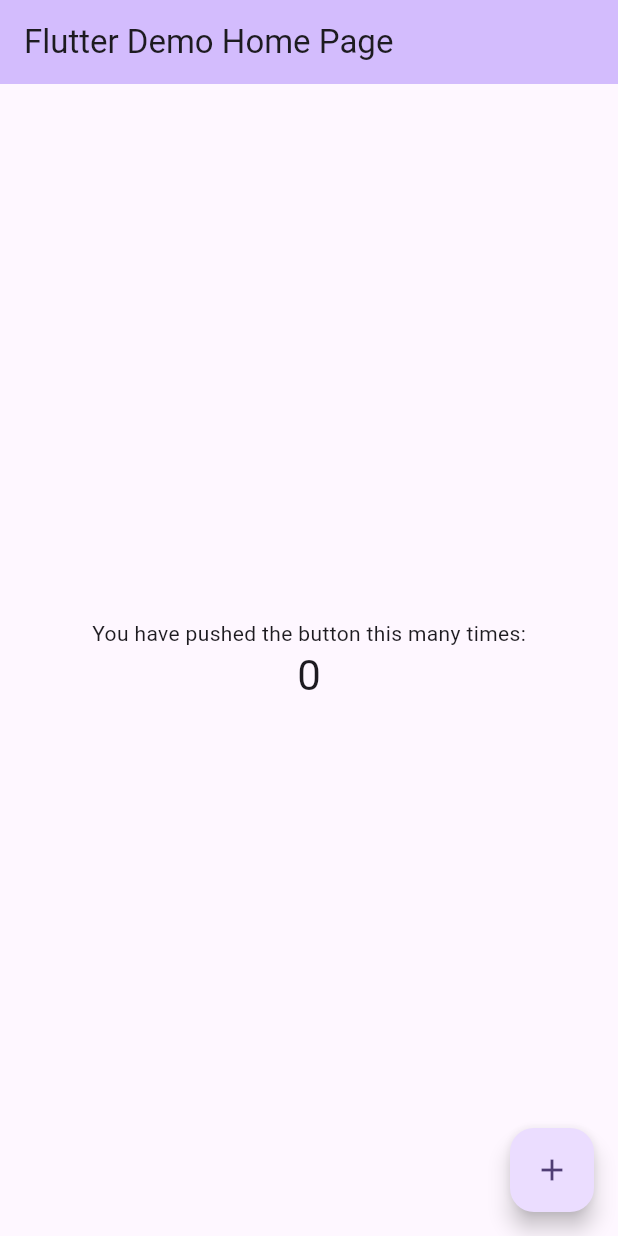
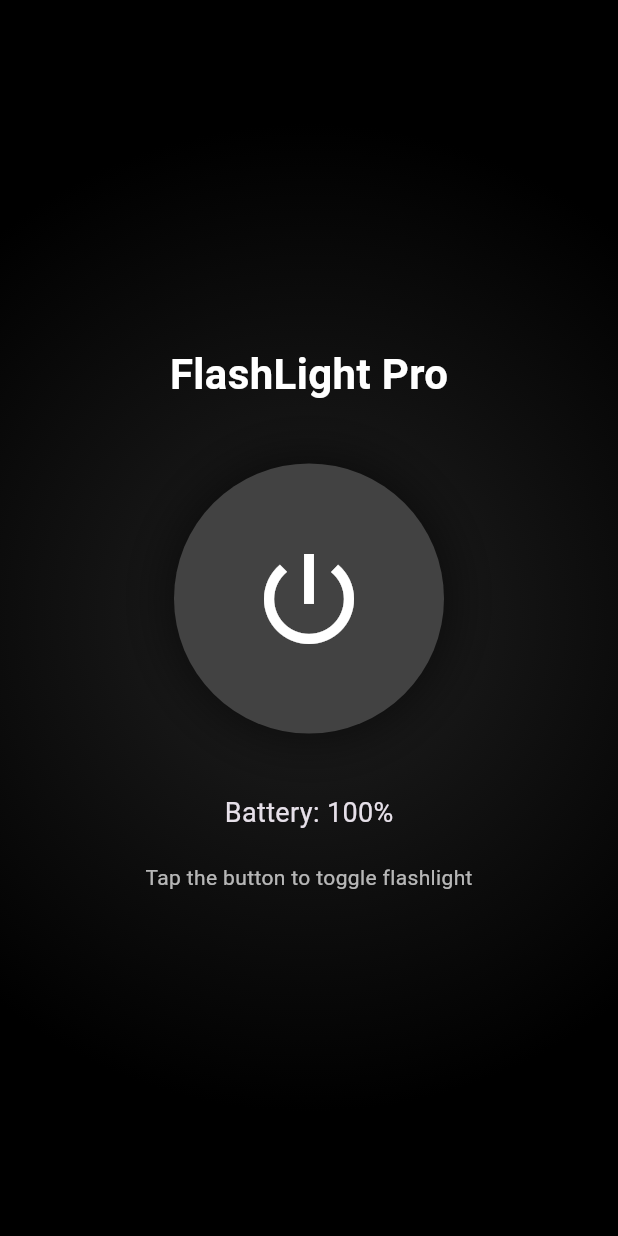
Before and after one commit to creator88app-ops/flashlightpro, a Flutter app: the screen it shows after launch, on a phone screen of 412 x 824 dp. Run offline on Flutter 3.47's test engine with Material 3 defaults, Android fonts, the phone set to English and light mode, and no system bars; our stand-ins replace battery_plus; missing offline and left inert: torch_light.

Commit message:
Update main.dart

```diff
--- a/lib/main.dart
+++ b/lib/main.dart
@@ -1,122 +1,127 @@
 import 'package:flutter/material.dart';
+import 'package:torch_light/torch_light.dart';
+import 'package:battery_plus/battery_plus.dart';
 
 void main() {
-  runApp(const MyApp());
+  runApp(const FlashLightApp());
 }
 
-class MyApp extends StatelessWidget {
-  const MyApp({super.key});
+class FlashLightApp extends StatelessWidget {
+  const FlashLightApp({super.key});
 
-  // This widget is the root of your application.
   @override
   Widget build(BuildContext context) {
     return MaterialApp(
-      title: 'Flutter Demo',
-      theme: ThemeData(
-        // This is the theme of your application.
-        //
-        // TRY THIS: Try running your application with "flutter run". You'll see
-        // the application has a purple toolbar. Then, without quitting the app,
-        // try changing the seedColor in the colorScheme below to Colors.green
-        // and then invoke "hot reload" (save your changes or press the "hot
-        // reload" button in a Flutter-supported IDE, or press "r" if you used
-        // the command line to start the app).
-        //
-        // Notice that the counter didn't reset back to zero; the application
-        // state is not lost during the reload. To reset the state, use hot
-        // restart instead.
-        //
-        // This works for code too, not just values: Most code changes can be
-        // tested with just a hot reload.
-        colorScheme: .fromSeed(seedColor: Colors.deepPurple),
-      ),
-      home: const MyHomePage(title: 'Flutter Demo Home Page'),
+      debugShowCheckedModeBanner: false,
+      title: 'FlashLight Pro',
+      theme: ThemeData.dark(),
+      home: const FlashLightPage(),
     );
   }
 }
 
-class MyHomePage extends StatefulWidget {
-  const MyHomePage({super.key, required this.title});
-
-  // This widget is the home page of your application. It is stateful, meaning
-  // that it has a State object (defined below) that contains fields that affect
-  // how it looks.
-
-  // This class is the configuration for the state. It holds the values (in this
-  // case the title) provided by the parent (in this case the App widget) and
-  // used by the build method of the State. Fields in a Widget subclass are
-  // always marked "final".
-
-  final String title;
+class FlashLightPage extends StatefulWidget {
+  const FlashLightPage({super.key});
 
   @override
-  State<MyHomePage> createState() => _MyHomePageState();
+  State<FlashLightPage> createState() => _FlashLightPageState();
 }
 
-class _MyHomePageState extends State<MyHomePage> {
-  int _counter = 0;
+class _FlashLightPageState extends State<FlashLightPage> {
+  bool isOn = false;
+  int batteryLevel = 0;
 
-  void _incrementCounter() {
+  @override
+  void initState() {
+    super.initState();
+    _getBattery();
+  }
+
+  Future<void> _getBattery() async {
+    final battery = Battery();
+    final level = await battery.batteryLevel;
     setState(() {
-      // This call to setState tells the Flutter framework that something has
-      // changed in this State, which causes it to rerun the build method below
-      // so that the display can reflect the updated values. If we changed
-      // _counter without calling setState(), then the build method would not be
-      // called again, and so nothing would appear to happen.
-      _counter++;
+      batteryLevel = level;
     });
+  }
+
+  Future<void> toggleFlash() async {
+    try {
+      if (isOn) {
+        await TorchLight.disableTorch();
+      } else {
+        await TorchLight.enableTorch();
+      }
+      setState(() {
+        isOn = !isOn;
+      });
+    } catch (e) {
+      debugPrint(e.toString());
+    }
   }
 
   @override
   Widget build(BuildContext context) {
-    // This method is rerun every time setState is called, for instance as done
-    // by the _incrementCounter method above.
-    //
-    // The Flutter framework has been optimized to make rerunning build methods
-    // fast, so that you can just rebuild anything that needs updating rather
-    // than having to individually change instances of widgets.
     return Scaffold(
-      appBar: AppBar(
-        // TRY THIS: Try changing the color here to a specific color (to
-        // Colors.amber, perhaps?) and trigger a hot reload to see the AppBar
-        // change color while the other colors stay the same.
-        backgroundColor: Theme.of(context).colorScheme.inversePrimary,
-        // Here we take the value from the MyHomePage object that was created by
-        // the App.build method, and use it to set our appbar title.
-        title: Text(widget.title),
-      ),
-      body: Center(
-        // Center is a layout widget. It takes a single child and positions it
-        // in the middle of the parent.
+      body: Container(
+        width: double.infinity,
+        decoration: BoxDecoration(
+          gradient: RadialGradient(
+            colors: isOn
+                ? [Colors.yellow.shade700, Colors.black]
+                : [Colors.grey.shade900, Colors.black],
+            radius: 0.8,
+          ),
+        ),
         child: Column(
-          // Column is also a layout widget. It takes a list of children and
-          // arranges them vertically. By default, it sizes itself to fit its
-          // children horizontally, and tries to be as tall as its parent.
-          //
-          // Column has various properties to control how it sizes itself and
-          // how it positions its children. Here we use mainAxisAlignment to
-          // center the children vertically; the main axis here is the vertical
-          // axis because Columns are vertical (the cross axis would be
-          // horizontal).
-          //
-          // TRY THIS: Invoke "debug painting" (choose the "Toggle Debug Paint"
-          // action in the IDE, or press "p" in the console), to see the
-          // wireframe for each widget.
-          mainAxisAlignment: .center,
+          mainAxisAlignment: MainAxisAlignment.center,
           children: [
-            const Text('You have pushed the button this many times:'),
             Text(
-              '$_counter',
-              style: Theme.of(context).textTheme.headlineMedium,
+              'FlashLight Pro',
+              style: TextStyle(
+                fontSize: 28,
+                fontWeight: FontWeight.bold,
+                color: isOn ? Colors.yellow : Colors.white,
+              ),
+            ),
+            const SizedBox(height: 40),
+            GestureDetector(
+              onTap: toggleFlash,
+              child: AnimatedContainer(
+                duration: const Duration(milliseconds: 300),
+                width: 180,
+                height: 180,
+                decoration: BoxDecoration(
+                  shape: BoxShape.circle,
+                  color: isOn ? Colors.yellow : Colors.grey.shade800,
+                  boxShadow: [
+                    BoxShadow(
+                      color: isOn ? Colors.yellowAccent : Colors.black54,
+                      blurRadius: 30,
+                      spreadRadius: 5,
+                    )
+                  ],
+                ),
+                child: Icon(
+                  Icons.power_settings_new,
+                  size: 80,
+                  color: isOn ? Colors.black : Colors.white,
+                ),
+              ),
+            ),
+            const SizedBox(height: 40),
+            Text(
+              'Battery: $batteryLevel%',
+              style: const TextStyle(fontSize: 18),
+            ),
+            const SizedBox(height: 20),
+            const Text(
+              'Tap the button to toggle flashlight',
+              style: TextStyle(color: Colors.white70),
             ),
           ],
         ),
       ),
-      floatingActionButton: FloatingActionButton(
-        onPressed: _incrementCounter,
-        tooltip: 'Increment',
-        child: const Icon(Icons.add),
-      ),
     );
   }
 }
```
